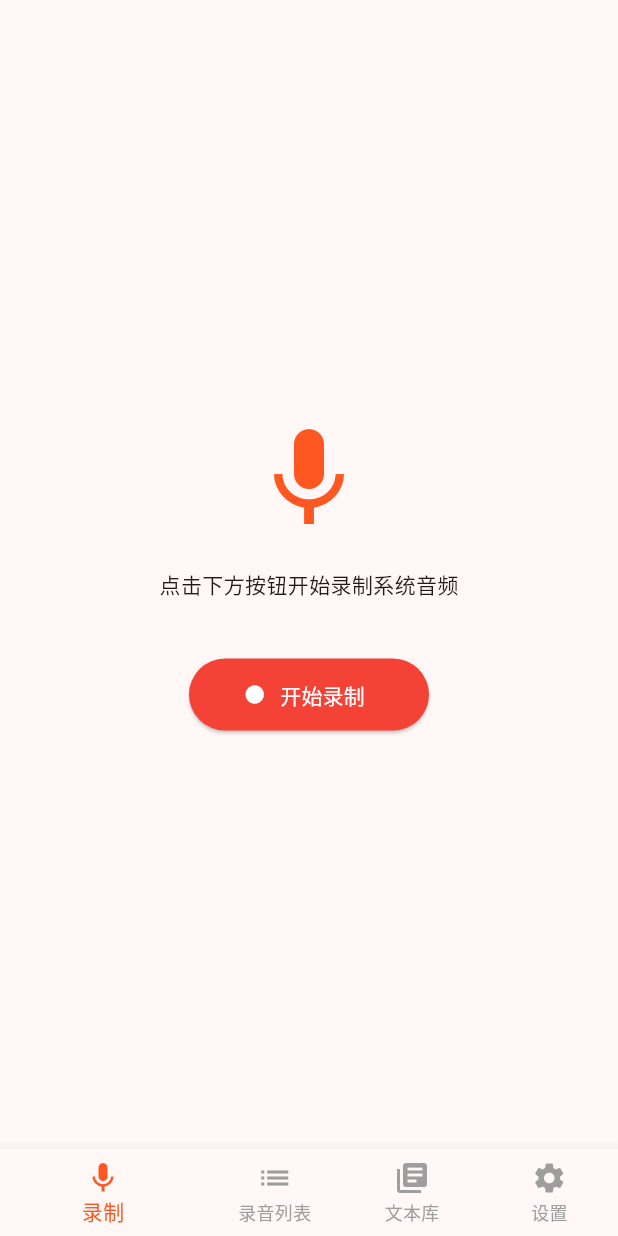
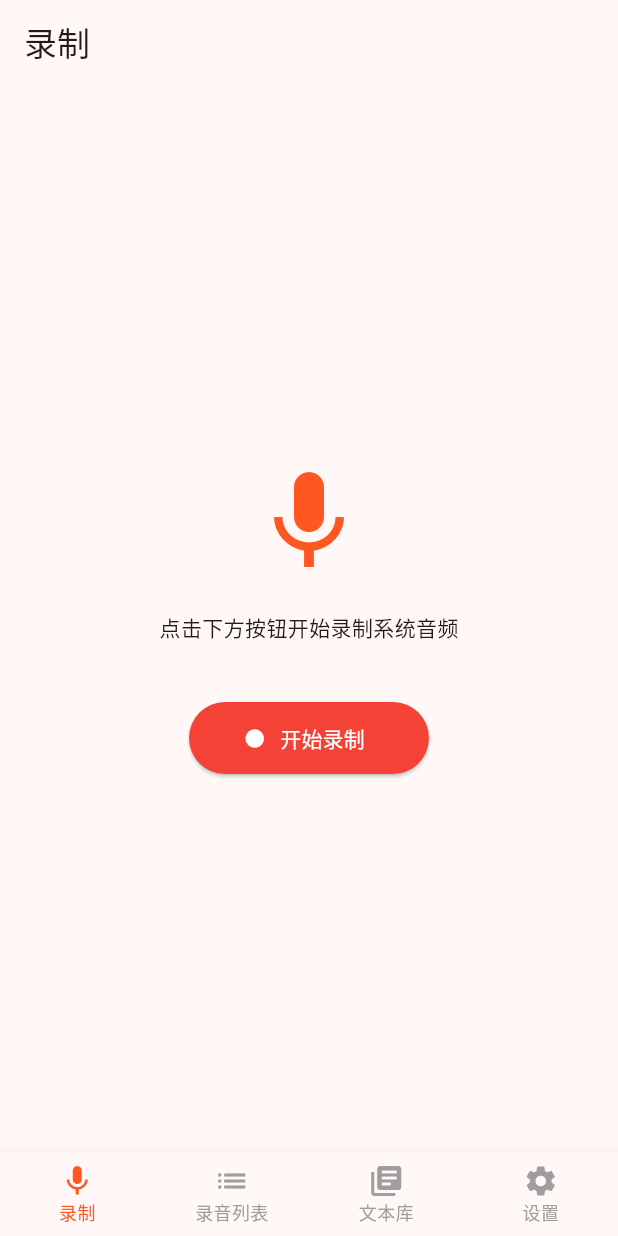
Before and after one commit to atorber/clip-text, a Flutter app: the screen it shows after launch, on a phone screen of 412 x 824 dp. Run offline on Flutter 3.47's test engine with Material 3 defaults, Android fonts, the phone set to English and light mode, and no system bars; our stand-ins replace just_audio, plugin_platform_interface, shared_preferences.

Commit message:
在 AndroidManifest.xml 中添加互联网权限；在主页面中优化底部导航栏和标题显示；在录音列表、设置页面和文本库页面中重构 UI 布局，提升用户体验；在转写任务详情页面中更新转写内容的保存逻辑。

```diff
--- a/lib/main.dart
+++ b/lib/main.dart
@@ -35,16 +35,23 @@ class MainTabPageState extends State<MainTabPage> {
     TextLibraryPage(),
     SettingsPage(),
   ];
+  final _titles = ['录制', '录音列表', '文本库', '设置'];
 
   @override
   Widget build(BuildContext context) {
     return Scaffold(
-      body: _pages[currentIndex],
+      appBar: AppBar(title: Text(_titles[currentIndex])),
+      body: SafeArea(child: _pages[currentIndex]),
       bottomNavigationBar: BottomNavigationBar(
+        type: BottomNavigationBarType.fixed,
         currentIndex: currentIndex,
         selectedItemColor: Colors.deepOrange,
         unselectedItemColor: Colors.grey,
         showUnselectedLabels: true,
+        selectedLabelStyle: TextStyle(fontSize: 12, fontWeight: FontWeight.normal),
+        unselectedLabelStyle: TextStyle(fontSize: 12, fontWeight: FontWeight.normal),
+        selectedIconTheme: IconThemeData(size: 24),
+        unselectedIconTheme: IconThemeData(size: 24),
         items: const [
           BottomNavigationBarItem(icon: Icon(Icons.mic), label: '录制'),
           BottomNavigationBarItem(icon: Icon(Icons.list), label: '录音列表'),
```
Also changed, not shown: lib/pages/recordings_list_page.dart (+3 -6 lines), lib/pages/settings_page.dart (+3 -6 lines), lib/pages/text_library_page.dart (+4 -6 lines), lib/pages/transcribe_task_detail_page.dart (+9 -2 lines), lib/services/storage_service.dart (+11 -0 lines), 1 other file.
